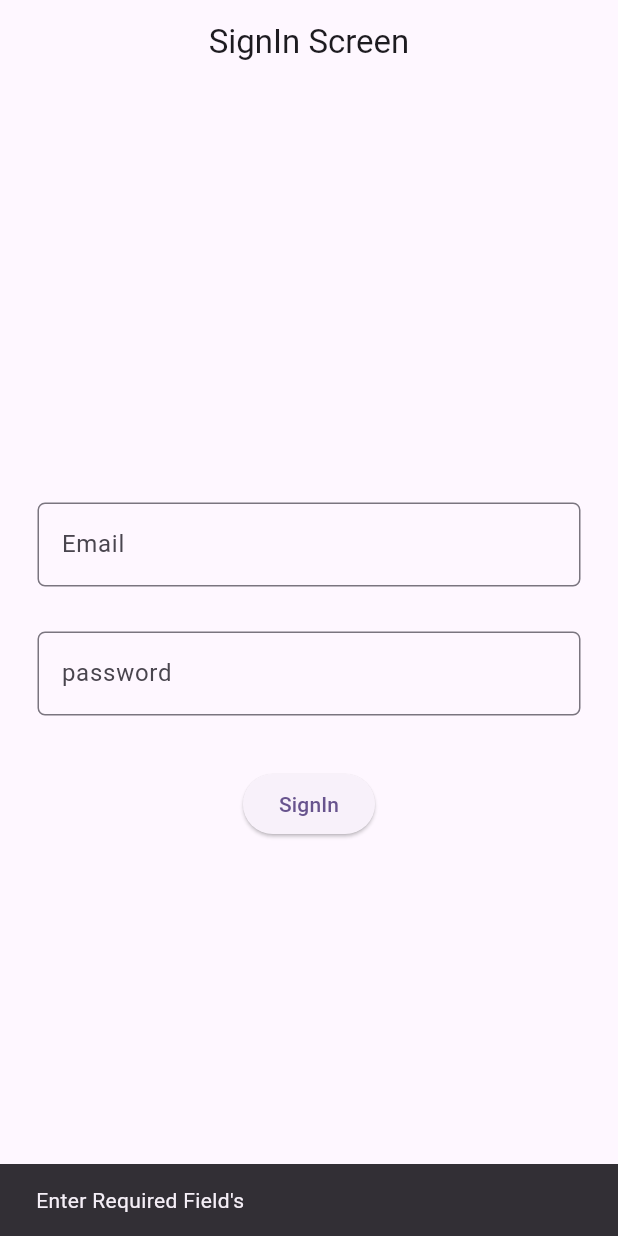
After one commit to kalashkose0/News_API, a Flutter app: the screen it shows after launch, after a tap on "SignIn", on a phone screen of 412 x 824 dp. The commit adds this screen. Run offline on Flutter 3.47's test engine with Material 3 defaults, Android fonts, the phone set to English and light mode, and no system bars; network calls fail.

Commit message:
POST API signin

```diff
--- a/lib/main.dart
+++ b/lib/main.dart
@@ -1,4 +1,5 @@
 import 'package:flutter/material.dart';
+import 'package:news_api/screens/Signin/signinScreen.dart';
 import 'package:news_api/screens/Signup/signupScreen.dart';
 import 'package:news_api/screens/homeScreen.dart';
 
@@ -20,7 +21,8 @@ class MyApp extends StatelessWidget {
         useMaterial3: true,
       ),
       // home: HomeScreen(),
-      home: SignUpScreen(),
+      // home: SignUpScreen(),
+      home: SignInScreen(),
     );
   }
 }
--- /dev/null
+++ b/lib/models/signInModel.dart
@@ -0,0 +1,24 @@
+class signInModel {
+  String? email;
+  String? password;
+  String? id;
+  String? createdAt;
+
+  signInModel({this.email, this.password, this.id, this.createdAt});
+
+  signInModel.fromJson(Map<String, dynamic> json) {
+    email = json['email'];
+    password = json['password'];
+    id = json['id'];
+    createdAt = json['createdAt'];
+  }
+
+  Map<String, dynamic> toJson() {
+    final Map<String, dynamic> data = new Map<String, dynamic>();
+    data['email'] = this.email;
+    data['password'] = this.password;
+    data['id'] = this.id;
+    data['createdAt'] = this.createdAt;
+    return data;
+  }
+}
--- /dev/null
+++ b/lib/screens/Signin/signinScreen.dart
@@ -0,0 +1,65 @@
+import 'dart:convert';
+import 'dart:developer';
+import 'package:flutter/material.dart';
+import 'package:news_api/models/signInModel.dart';
+import 'package:news_api/screens/Widgets/uiHelper.dart';
+import 'package:http/http.dart' as http;
+
+class SignInScreen extends StatefulWidget {
+  const SignInScreen({super.key});
+
+  @override
+  State<SignInScreen> createState() => _SignInScreenState();
+}
+
+class _SignInScreenState extends State<SignInScreen> {
+  TextEditingController emailcontroller = TextEditingController();
+  TextEditingController passwordcontroller = TextEditingController();
+
+  @override
+  Widget build(BuildContext context) {
+    return Scaffold(
+        appBar: AppBar(
+          title: Text("SignIn Screen"),
+          centerTitle: true,
+        ),
+        body: Column(
+          mainAxisAlignment: MainAxisAlignment.center,
+          children: [
+            UiHelper.CustomTextField(emailcontroller, "Email"),
+            UiHelper.CustomTextField(passwordcontroller, "password"),
+            SizedBox(
+              height: 20,
+            ),
+            ElevatedButton(
+                onPressed: () {
+                  signin(
+                    emailcontroller.text.toString(),
+                    passwordcontroller.text.toString(),
+                  );
+                },
+                child: Text("SignIn"))
+          ],
+        ));
+  }
+
+  signin(String email, String password) async {
+    if (email == "" || password == "") {
+      return ScaffoldMessenger.of(context)
+          .showSnackBar(SnackBar(content: Text("Enter Required Field's")));
+    } else {
+      final respose = await http.post(Uri.parse("https://reqres.in/api/signin"),
+          body: jsonEncode({"email": email, "password": password}),
+          headers: {"Content-Type": "application/json"});
+      if (respose.statusCode == 200) {
+        Map<String, dynamic> responsedata = jsonDecode(respose.body);
+        signInModel signinmodel = signInModel.fromJson(responsedata);
+        String msg = responsedata['message'];
+        log(msg.toString());
+        // log(signinModel.toString());
+      } else {
+        log(respose.body);
+      }
+    }
+  }
+}
```
